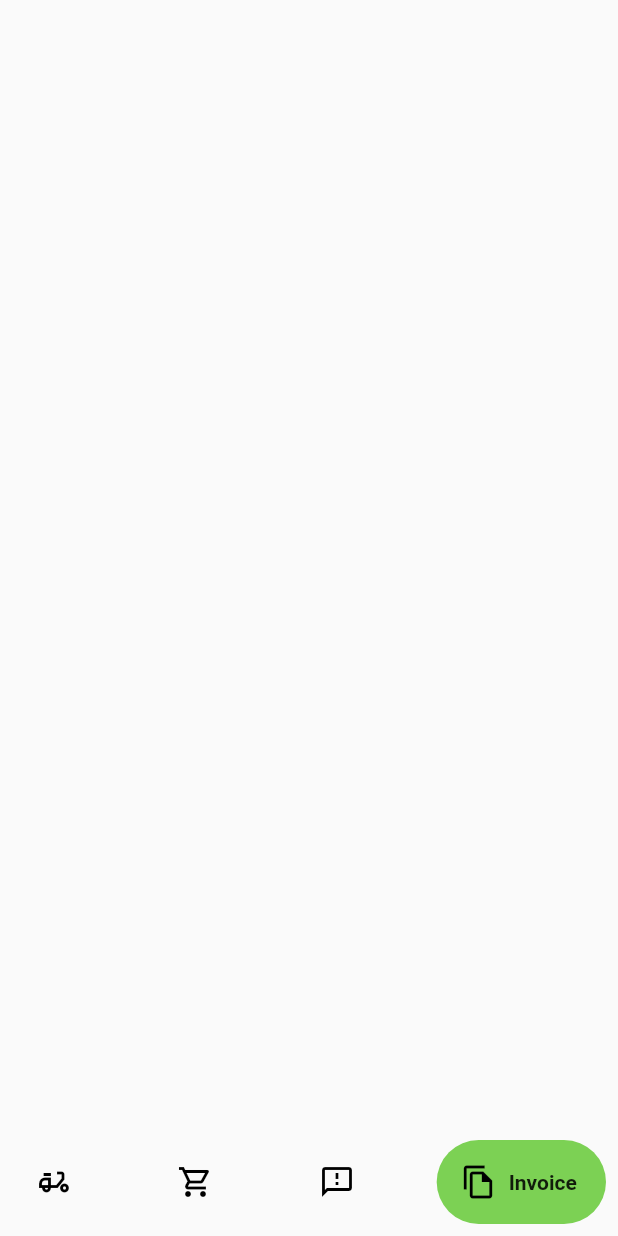
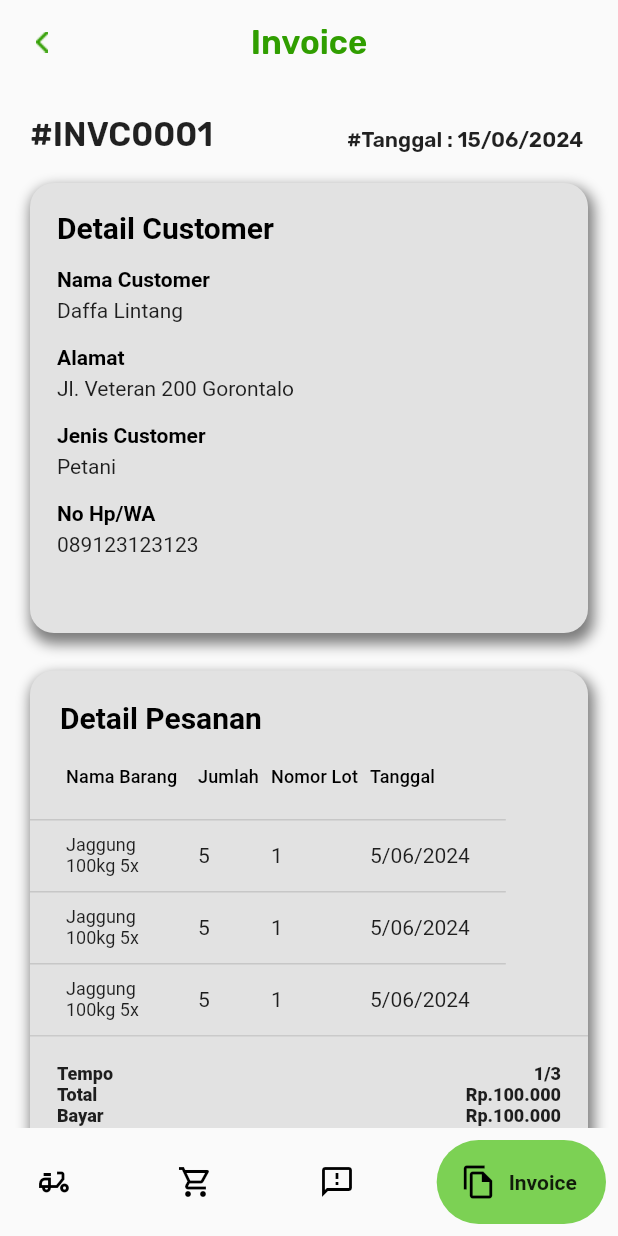
Before and after one commit to DaffaLintang/PT-Sage, a Flutter app: the HomePage screen opened directly, item 4 of the bottom bar chosen, on a phone screen of 412 x 824 dp. Run offline on Flutter 3.47's test engine with Material 2 defaults, Android fonts, the phone set to English and light mode, and no system bars; drawn by our look-alikes of google_nav_bar; our stand-ins replace get, google_fonts, stroke_text.

Commit message:
invoice page

```diff
--- a/lib/page/home_page.dart
+++ b/lib/page/home_page.dart
@@ -5,6 +5,7 @@ import 'package:google_nav_bar/google_nav_bar.dart';
 import 'package:pt_sage/page/Pengiriman_barang.dart';
 import 'package:pt_sage/page/Purchase_page.dart';
 import 'package:pt_sage/page/feedback_page.dart';
+import 'package:pt_sage/page/invoice_page.dart';
 
 class HomePage extends StatefulWidget {
   const HomePage({Key? key}) : super(key: key);
@@ -20,6 +21,7 @@ class _HomePageState extends State<HomePage> {
     PengirimanBarangPage(),
     PurchasePage(),
     FeedBackPage(),
+    InvoicePage()
   ];
 
   void _onTabTapped(int index) {
--- /dev/null
+++ b/lib/page/invoice_page.dart
@@ -0,0 +1,371 @@
+import 'package:flutter/material.dart';
+import 'package:flutter/src/foundation/key.dart';
+import 'package:flutter/src/widgets/framework.dart';
+import 'package:google_fonts/google_fonts.dart';
+
+class InvoicePage extends StatefulWidget {
+  const InvoicePage({Key? key}) : super(key: key);
+
+  @override
+  State<InvoicePage> createState() => _InvoicePageState();
+}
+
+class _InvoicePageState extends State<InvoicePage> {
+  @override
+  Widget build(BuildContext context) {
+    return Scaffold(
+      appBar: AppBar(
+        title: Text(
+          "Invoice",
+          style: TextStyle(
+              color: Color(0xff309E00),
+              fontFamily: GoogleFonts.rubik().fontFamily,
+              fontWeight: FontWeight.w600,
+              fontSize: 22),
+        ),
+        centerTitle: true,
+        leading:
+            IconButton(onPressed: () {}, icon: Image.asset('assets/Line.png')),
+        backgroundColor: Colors.transparent,
+        elevation: 0,
+      ),
+      body: ListView(
+        children: [
+          Container(
+            margin: EdgeInsets.symmetric(horizontal: 20),
+            child: Column(
+              crossAxisAlignment: CrossAxisAlignment.start,
+              children: [
+                Container(
+                    margin: EdgeInsets.symmetric(vertical: 20),
+                    child: Row(
+                      mainAxisAlignment: MainAxisAlignment.spaceBetween,
+                      crossAxisAlignment: CrossAxisAlignment.end,
+                      children: [
+                        Text(
+                          "#INVC0001",
+                          style: TextStyle(
+                              fontFamily: GoogleFonts.rubik().fontFamily,
+                              fontSize: 22,
+                              fontWeight: FontWeight.w600),
+                        ),
+                        Text(
+                          "#Tanggal : 15/06/2024 ",
+                          style: TextStyle(
+                              fontFamily: GoogleFonts.rubik().fontFamily,
+                              fontSize: 14,
+                              fontWeight: FontWeight.w600),
+                        ),
+                      ],
+                    )),
+                Container(
+                  padding: EdgeInsets.all(18),
+                  width: double.infinity,
+                  height: 300,
+                  decoration: BoxDecoration(
+                    color: Color(0xffE2E2E2),
+                    borderRadius: BorderRadius.circular(16),
+                    boxShadow: [
+                      BoxShadow(
+                        color: Colors.black.withOpacity(0.5),
+                        spreadRadius: 2,
+                        blurRadius: 7,
+                        offset: Offset(2, 5), // changes position of shadow
+                      ),
+                    ],
+                  ),
+                  child: Column(
+                    crossAxisAlignment: CrossAxisAlignment.start,
+                    children: [
+                      Text(
+                        "Detail Customer",
+                        style: TextStyle(
+                            fontSize: 20,
+                            fontWeight: FontWeight.w600,
+                            color: Color(0xff000000)),
+                      ),
+                      SizedBox(
+                        height: 15,
+                      ),
+                      Text(
+                        "Nama Customer",
+                        style: TextStyle(
+                            color: Color(0xff000000),
+                            fontSize: 14,
+                            fontWeight: FontWeight.w700),
+                      ),
+                      SizedBox(
+                        height: 5,
+                      ),
+                      Text("Daffa Lintang"),
+                      SizedBox(
+                        height: 15,
+                      ),
+                      Text(
+                        "Alamat",
+                        style: TextStyle(
+                            color: Color(0xff000000),
+                            fontSize: 14,
+                            fontWeight: FontWeight.w700),
+                      ),
+                      SizedBox(
+                        height: 5,
+                      ),
+                      Text("Jl. Veteran 200 Gorontalo"),
+                      SizedBox(
+                        height: 15,
+                      ),
+                      Text(
+                        "Jenis Customer",
+                        style: TextStyle(
+                            color: Color(0xff000000),
+                            fontSize: 14,
+                            fontWeight: FontWeight.w700),
+                      ),
+                      SizedBox(
+                        height: 5,
+                      ),
+                      Text("Petani"),
+                      SizedBox(
+                        height: 15,
+                      ),
+                      Text(
+                        "No Hp/WA",
+                        style: TextStyle(
+                            color: Color(0xff000000),
+                            fontSize: 14,
+                            fontWeight: FontWeight.w700),
+                      ),
+                      SizedBox(
+                        height: 5,
+                      ),
+                      Text("089123123123"),
+                    ],
+                  ),
+                ),
+                SizedBox(
+                  height: 25,
+                ),
+                Container(
+                  // padding: EdgeInsets.all(18),
+                  width: double.infinity,
+                  decoration: BoxDecoration(
+                    color: Color(0xffE2E2E2),
+                    borderRadius: BorderRadius.circular(16),
+                    boxShadow: [
+                      BoxShadow(
+                        color: Colors.black.withOpacity(0.5),
+                        spreadRadius: 2,
+                        blurRadius: 7,
+                        offset: Offset(2, 5), // changes position of shadow
+                      ),
+                    ],
+                  ),
+                  child: Column(
+                    crossAxisAlignment: CrossAxisAlignment.start,
+                    children: [
+                      Padding(
+                        padding: const EdgeInsets.only(
+                            left: 20.0, right: 20, top: 20),
+                        child: Text(
+                          "Detail Pesanan",
+                          style: TextStyle(
+                              fontSize: 20,
+                              fontWeight: FontWeight.w600,
+                              color: Color(0xff000000)),
+                        ),
+                      ),
+                      DataTable(
+                        columnSpacing: 8.0,
+                        columns: [
+                          DataColumn(
+                              label: Text("Nama Barang",
+                                  style: TextStyle(
+                                    fontSize: 12,
+                                  ))),
+                          DataColumn(
+                              label: Text("Jumlah",
+                                  style: TextStyle(
+                                    fontSize: 12,
+                                  ))),
+                          DataColumn(
+                              label: Text("Nomor Lot",
+                                  style: TextStyle(
+                                    fontSize: 12,
+                                  ))),
+                          DataColumn(
+                              label: Text("Tanggal",
+                                  style: TextStyle(
+                                    fontSize: 12,
+                                  ))),
+                        ],
+                        rows: [
+                          DataRow(cells: [
+                            DataCell(
+                              Container(
+                                width: 80, // Set a specific width if needed
+                                child: Text(
+                                  "Jaggung 100kg 5x",
+                                  style: TextStyle(fontSize: 12),
+                                  overflow: TextOverflow
+                                      .clip, // Optional: Specify the overflow behavior
+                                ),
+                              ),
+                            ),
+                            DataCell(
+                              Text("5"),
+                            ),
+                            DataCell(
+                              Text("1"),
+                            ),
+                            DataCell(
+                              Text("5/06/2024"),
+                            ),
+                          ]),
+                          DataRow(cells: [
+                            DataCell(
+                              Container(
+                                width: 80, // Set a specific width if needed
+                                child: Text(
+                                  "Jaggung 100kg 5x",
+                                  style: TextStyle(fontSize: 12),
+                                  overflow: TextOverflow
+                                      .clip, // Optional: Specify the overflow behavior
+                                ),
+                              ),
+                            ),
+                            DataCell(
+                              Text("5"),
+                            ),
+                            DataCell(
+                              Text("1"),
+                            ),
+                            DataCell(
+                              Text("5/06/2024"),
+                            ),
+                          ]),
+                          DataRow(cells: [
+                            DataCell(
+                              Container(
+                                width: 80, // Set a specific width if needed
+                                child: Text(
+                                  "Jaggung 100kg 5x",
+                                  style: TextStyle(fontSize: 12),
+                                  overflow: TextOverflow
+                                      .clip, // Optional: Specify the overflow behavior
+                                ),
+                              ),
+                            ),
+                            DataCell(
+                              Text("5"),
+                            ),
+                            DataCell(
+                              Text("1"),
+                            ),
+                            DataCell(
+                              Text("5/06/2024"),
+                            ),
+                          ]),
+                        ],
+                      ),
+                      Container(
+                        width: double.infinity,
+                        height: 1,
+                        color: Color.fromARGB(255, 202, 202, 202),
+                      ),
+                      Container(
+                        padding: EdgeInsets.all(18),
+                        child: Column(
+                          children: [
+                            Row(
+                              mainAxisAlignment: MainAxisAlignment.spaceBetween,
+                              children: [
+                                Text(
+                                  "Tempo",
+                                  style: TextStyle(
+                                      fontSize: 12,
+                                      fontWeight: FontWeight.w800),
+                                ),
+                                Text(
+                                  "1/3",
+                                  style: TextStyle(
+                                      fontSize: 12,
+                                      fontWeight: FontWeight.w800),
+                                ),
+                              ],
+                            ),
+                            Row(
+                              mainAxisAlignment: MainAxisAlignment.spaceBetween,
+                              children: [
+                                Text("Total",
+                                    style: TextStyle(
+                                        fontSize: 12,
+                                        fontWeight: FontWeight.w800)),
+                                Text("Rp.100.000",
+                                    style: TextStyle(
+                                        fontSize: 12,
+                                        fontWeight: FontWeight.w800)),
+                              ],
+                            ),
+                            Row(
+                              mainAxisAlignment: MainAxisAlignment.spaceBetween,
+                              children: [
+                                Text("Bayar",
+                                    style: TextStyle(
+                                        fontSize: 12,
+                                        fontWeight: FontWeight.w800)),
+                                Text("Rp.100.000",
+                                    style: TextStyle(
+                                        fontSize: 12,
+                                        fontWeight: FontWeight.w800)),
+                              ],
+                            ),
+                            Row(
+                              mainAxisAlignment: MainAxisAlignment.spaceBetween,
+                              children: [
+                                Text("Sisa Bayar",
+                                    style: TextStyle(
+                                        fontSize: 12,
+                                        fontWeight: FontWeight.w800)),
+                                Text("Rp.10.100.000",
+                                    style: TextStyle(
+                                        fontSize: 12,
+                                        fontWeight: FontWeight.w800)),
+                              ],
+                            ),
+                          ],
+                        ),
+                      ),
+                    ],
+                  ),
+                ),
+                Container(
+                  child: Column(
+                    crossAxisAlignment: CrossAxisAlignment.start,
+                    children: [
+                      Container(
+                        margin: EdgeInsets.only(top: 20),
+                        child: SizedBox(
+                            width: double.infinity,
+                            height: 50,
+                            child: ElevatedButton(
+                              child: Text('Cetak Invoice'),
+                              onPressed: () {},
+                              style: ElevatedButton.styleFrom(
+                                shape: RoundedRectangleBorder(
+                                    borderRadius: BorderRadius.circular(12)),
+                                primary: Color(0xff309E00),
+                              ),
+                            )),
+                      ),
+                    ],
+                  ),
+                ),
+              ],
+            ),
+          ),
+        ],
+      ),
+    );
+  }
+}
```
